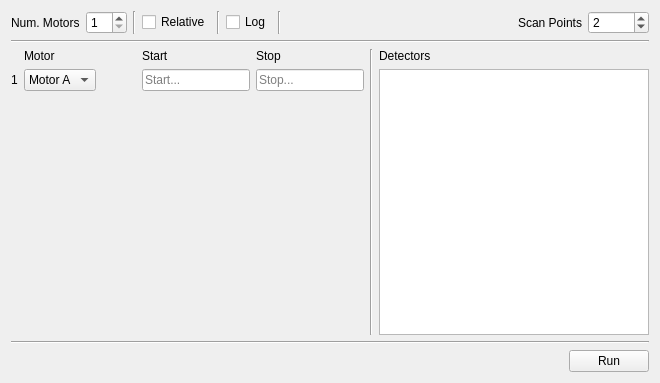
The window that src/firefly/plans/line_scan.ui (spc-group/haven) describes before a commit, drawn with Qt 5.
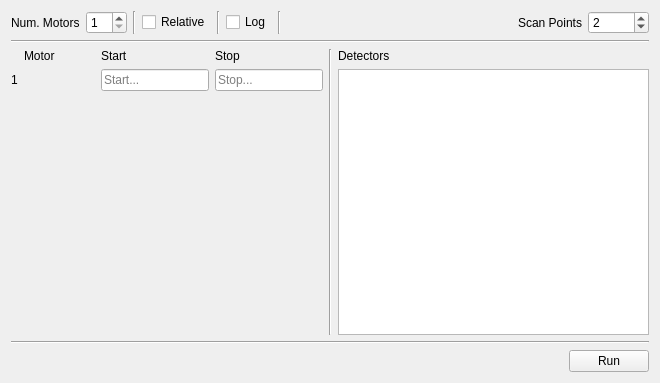
The same window after the commit. Custom widgets are drawn as their Qt base class.

Commit message:
Added a widget for selecting components in a plan window.
There's an example in line_scan.ui/.py for how to use it.

What changed in the file:
```diff
--- a/src/firefly/plans/line_scan.ui
+++ b/src/firefly/plans/line_scan.ui
@@ -23,7 +23,20 @@
          <property name="bottomMargin">
           <number>0</number>
          </property>
-         <item row="0" column="3">
+         <item row="1" column="5">
+          <widget class="QLineEdit" name="scan_stop_lineEdit">
+           <property name="sizePolicy">
+            <sizepolicy hsizetype="Preferred" vsizetype="Fixed">
+             <horstretch>0</horstretch>
+             <verstretch>0</verstretch>
+            </sizepolicy>
+           </property>
+           <property name="placeholderText">
+            <string>Stop...</string>
+           </property>
+          </widget>
+         </item>
+         <item row="0" column="4">
           <widget class="QLabel" name="scan_start_label">
            <property name="sizePolicy">
             <sizepolicy hsizetype="Fixed" vsizetype="Preferred">
@@ -36,8 +49,8 @@
            </property>
           </widget>
          </item>
-         <item row="0" column="4">
-          <widget class="QLabel" name="scan_stop_label">
+         <item row="0" column="1">
+          <widget class="QLabel" name="num_pts_label_4">
            <property name="sizePolicy">
             <sizepolicy hsizetype="Fixed" vsizetype="Preferred">
              <horstretch>0</horstretch>
@@ -45,25 +58,27 @@
             </sizepolicy>
            </property>
            <property name="text">
-            <string>Stop</string>
+            <string>Motor</string>
            </property>
           </widget>
          </item>
          <item row="1" column="1">
-          <widget class="QComboBox" name="motorA_comboBox">
-           <item>
-            <property name="text">
-             <string>Motor A</string>
-            </property>
-           </item>
-           <item>
-            <property name="text">
-             <string>Motor B</string>
-            </property>
-           </item>
-          </widget>
+          <widget class="ComponentSelector" name="motor_selector" native="true"/>
          </item>
          <item row="1" column="3">
+          <spacer name="horizontalSpacer_3">
+           <property name="orientation">
+            <enum>Qt::Horizontal</enum>
+           </property>
+           <property name="sizeHint" stdset="0">
+            <size>
+             <width>40</width>
+             <height>20</height>
+            </size>
+           </property>
+          </spacer>
+         </item>
+         <item row="1" column="4">
           <widget class="QLineEdit" name="scan_start_lineEdit">
            <property name="sizePolicy">
             <sizepolicy hsizetype="Preferred" vsizetype="Fixed">
@@ -88,16 +103,10 @@
            </property>
           </widget>
          </item>
-         <item row="1" column="4">
-          <widget class="QLineEdit" name="scan_stop_lineEdit">
-           <property name="sizePolicy">
-            <sizepolicy hsizetype="Preferred" vsizetype="Fixed">
-             <horstretch>0</horstretch>
-             <verstretch>0</verstretch>
-            </sizepolicy>
-           </property>
-           <property name="placeholderText">
-            <string>Stop...</string>
+         <item row="1" column="0">
+          <widget class="QLabel" name="motor_num_label">
+           <property name="text">
+            <string>1</string>
            </property>
           </widget>
          </item>
@@ -114,8 +123,8 @@
            </property>
           </spacer>
          </item>
-         <item row="0" column="1">
-          <widget class="QLabel" name="num_pts_label_4">
+         <item row="0" column="5">
+          <widget class="QLabel" name="scan_stop_label">
            <property name="sizePolicy">
             <sizepolicy hsizetype="Fixed" vsizetype="Preferred">
              <horstretch>0</horstretch>
@@ -123,27 +132,7 @@
             </sizepolicy>
            </property>
            <property name="text">
-            <string>Motor</string>
-           </property>
-          </widget>
-         </item>
-         <item row="1" column="2">
-          <spacer name="horizontalSpacer_3">
-           <property name="orientation">
-            <enum>Qt::Horizontal</enum>
-           </property>
-           <property name="sizeHint" stdset="0">
-            <size>
-             <width>40</width>
-             <height>20</height>
-            </size>
-           </property>
-          </spacer>
-         </item>
-         <item row="1" column="0">
-          <widget class="QLabel" name="motor_num_label">
-           <property name="text">
-            <string>1</string>
+            <string>Stop</string>
            </property>
           </widget>
          </item>
@@ -338,6 +327,12 @@
    <extends>QListWidget</extends>
    <header>firefly.detector_list</header>
   </customwidget>
+  <customwidget>
+   <class>ComponentSelector</class>
+   <extends>QWidget</extends>
+   <header>firefly.component_selector</header>
+   <container>1</container>
+  </customwidget>
  </customwidgets>
  <resources/>
  <connections/>
```
Left out of the diff: 62 changed lines with no effect on the pictures. The commit also changes 5 other files.
